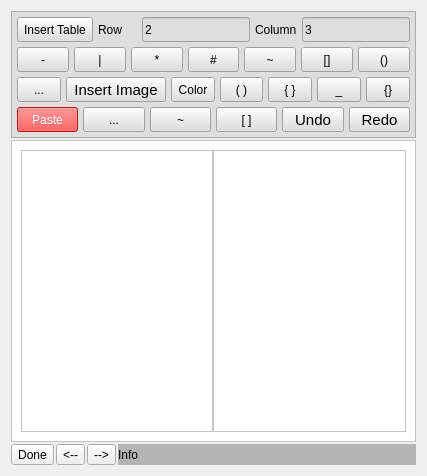
The window that src/dlgMainNotes.ui (ic005k/Knot-Legacy) describes before a commit, drawn with Qt 5.
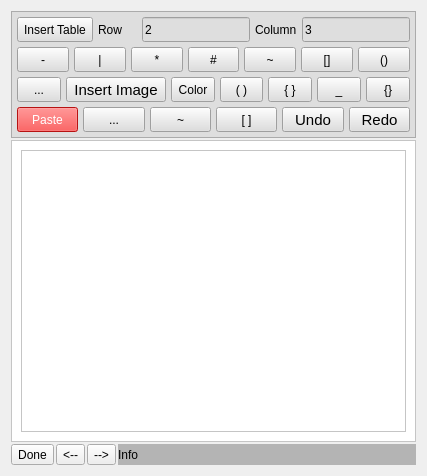
The same window after the commit. Icons and pictures are not drawn.

```diff
--- a/src/dlgMainNotes.ui
+++ b/src/dlgMainNotes.ui
@@ -854,13 +854,6 @@
         <property name="spacing">
          <number>0</number>
         </property>
-        <item>
-         <widget class="QTextEdit" name="editLineSn">
-          <property name="acceptRichText">
-           <bool>false</bool>
-          </property>
-         </widget>
-        </item>
         <item>
          <widget class="QTextEdit" name="editSource">
           <property name="acceptRichText">
```
